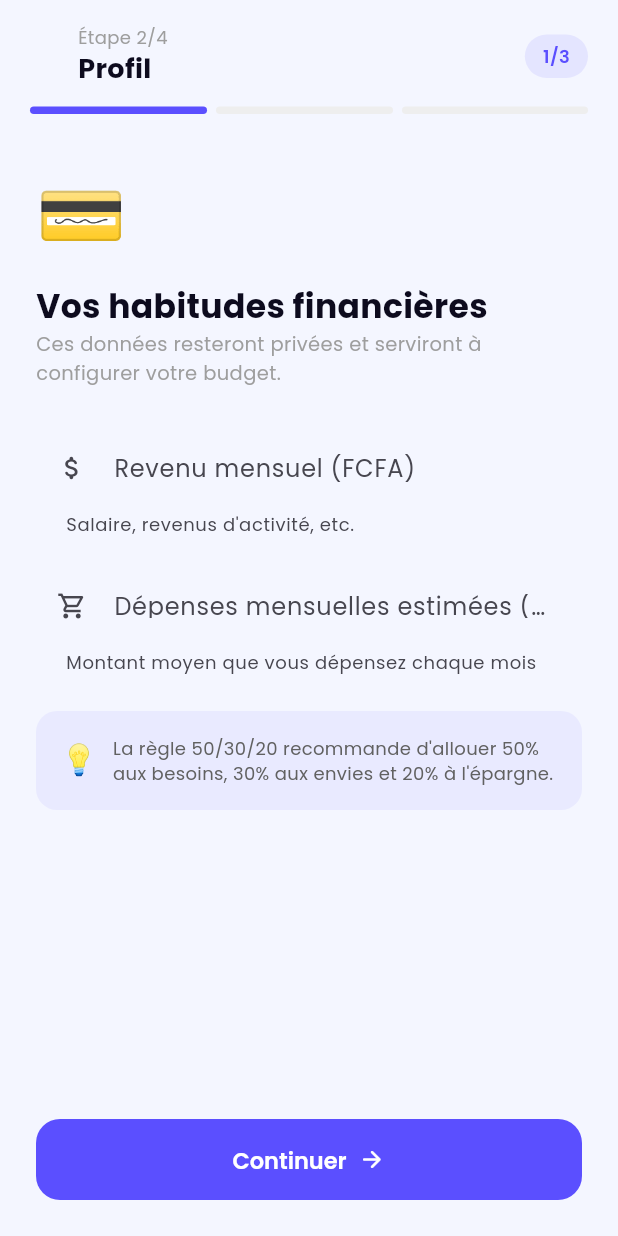
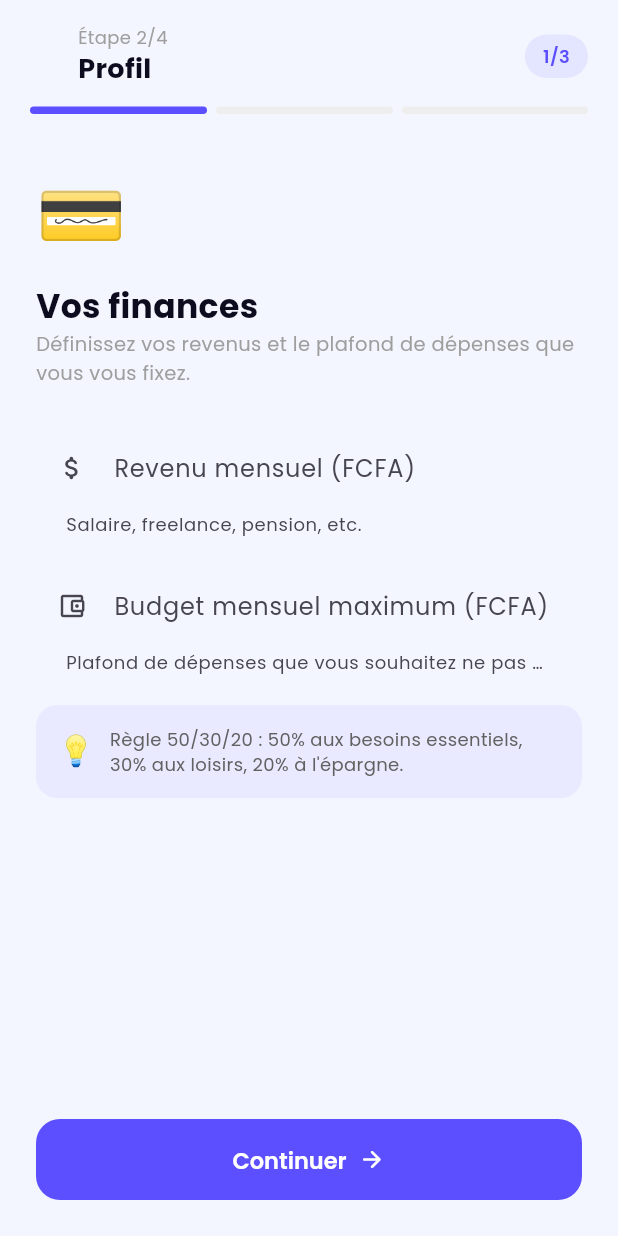
Before and after one commit to FAZZIOMOREIRA/SpendUp, a Flutter app: the OnboardingScreen screen opened directly with empty values, swiped to page 2, on a phone screen of 412 x 824 dp. Run offline on Flutter 3.47's test engine with Material 3 defaults, Android fonts, the phone set to English and light mode, and no system bars; our stand-ins replace fl_chart, google_fonts, shared_preferences; accounts and stored records are empty.

Commit message:
Fix budget/balance confusion and improve transactions screen
- Rename onboarding field to "Budget mensuel maximum" (was "Dépenses estimées")
- Add real-time warning when budget > income during onboarding
- Show savings potential when budget < income
- Cap budget limit at monthly income in initFromUser to prevent deficit setup
- Rewrite expenses screen as full "Transactions" view with income+expense filters
- Add expandable FAB with separate income/expense add buttons
- Fix day totals to show income (green +) and expenses (red -) separately

Co-Authored-By: Claude Sonnet 4.6 <noreply@anthropic.com>

```diff
--- a/lib/providers/budget_provider.dart
+++ b/lib/providers/budget_provider.dart
@@ -57,9 +57,14 @@ class BudgetProvider extends ChangeNotifier {
     if (saved != null) {
       _budget = saved;
     } else {
+      final double safeIncome = monthlyIncome > 0 ? monthlyIncome : 500000.0;
+      // Le budget ne peut pas dépasser les revenus
+      final safeLimit = monthlyLimit > 0
+          ? monthlyLimit.clamp(0.0, safeIncome).toDouble()
+          : safeIncome * 0.7;
       _budget = Budget(
-        monthlyIncome: monthlyIncome > 0 ? monthlyIncome : 500000,
-        monthlyLimit: monthlyLimit > 0 ? monthlyLimit : monthlyIncome * 0.7,
+        monthlyIncome: safeIncome,
+        monthlyLimit: safeLimit,
       );
       await _storage.saveBudget(_budget);
     }
--- a/lib/screens/auth/onboarding_screen.dart
+++ b/lib/screens/auth/onboarding_screen.dart
@@ -319,6 +319,13 @@ class _OnboardingScreenState extends State<OnboardingScreen> {
   }
 
   Widget _buildStep2() {
+    final income = double.tryParse(_incomeCtrl.text.replaceAll(' ', '')) ?? 0;
+    final budget = double.tryParse(_expensesCtrl.text.replaceAll(' ', '')) ?? 0;
+    final budgetExceedsIncome = income > 0 && budget > income;
+    final budgetPct = income > 0 && budget > 0
+        ? ((budget / income) * 100).toStringAsFixed(0)
+        : null;
+
     return SingleChildScrollView(
       padding: const EdgeInsets.all(24),
       child: Column(
@@ -327,39 +334,97 @@ class _OnboardingScreenState extends State<OnboardingScreen> {
           const Text('💳', style: TextStyle(fontSize: 48)),
           const SizedBox(height: 12),
           Text(
-            'Vos habitudes financières',
+            'Vos finances',
             style: GoogleFonts.poppins(
                 fontSize: 22, fontWeight: FontWeight.w700),
           ),
           Text(
-            'Ces données resteront privées et serviront à configurer votre budget.',
+            'Définissez vos revenus et le plafond de dépenses que vous vous fixez.',
             style: TextStyle(color: Colors.grey.shade500, fontSize: 13),
           ),
           const SizedBox(height: 28),
           TextFormField(
             controller: _incomeCtrl,
             keyboardType: const TextInputType.numberWithOptions(decimal: true),
+            onChanged: (_) => setState(() {}),
             decoration: InputDecoration(
               labelText: 'Revenu mensuel ($kCurrency)',
-              prefixIcon:
-                  const Icon(Icons.attach_money_rounded, size: 20),
-              helperText: 'Salaire, revenus d\'activité, etc.',
+              prefixIcon: const Icon(Icons.attach_money_rounded, size: 20),
+              helperText: 'Salaire, freelance, pension, etc.',
             ),
           ),
           const SizedBox(height: 20),
           TextFormField(
             controller: _expensesCtrl,
             keyboardType: const TextInputType.numberWithOptions(decimal: true),
+            onChanged: (_) => setState(() {}),
             decoration: InputDecoration(
-              labelText: 'Dépenses mensuelles estimées ($kCurrency)',
-              prefixIcon:
-                  const Icon(Icons.shopping_cart_outlined, size: 20),
-              helperText: 'Montant moyen que vous dépensez chaque mois',
+              labelText: 'Budget mensuel maximum ($kCurrency)',
+              prefixIcon: const Icon(Icons.account_balance_wallet_outlined, size: 20),
+              helperText: 'Plafond de dépenses que vous souhaitez ne pas dépasser',
+              suffixText: budgetPct != null ? '$budgetPct% des revenus' : null,
+              suffixStyle: TextStyle(
+                color: budgetExceedsIncome
+                    ? const Color(0xFFFF3B5C)
+                    : const Color(0xFF00C6AE),
+                fontWeight: FontWeight.w600,
+                fontSize: 12,
+              ),
             ),
           ),
-          const SizedBox(height: 24),
+          if (budgetExceedsIncome) ...[
+            const SizedBox(height: 10),
+            Container(
+              padding: const EdgeInsets.all(12),
+              decoration: BoxDecoration(
+                color: const Color(0xFFFF3B5C).withOpacity(0.08),
+                borderRadius: BorderRadius.circular(12),
+                border: Border.all(
+                    color: const Color(0xFFFF3B5C).withOpacity(0.3)),
+              ),
+              child: Row(
+                children: [
+                  const Text('⚠️', style: TextStyle(fontSize: 18)),
+                  const SizedBox(width: 10),
+                  Expanded(
+                    child: Text(
+                      'Votre budget dépasse vos revenus. Pour éviter un déficit, fixez un budget ≤ ${_incomeCtrl.text} $kCurrency.',
+                      style: const TextStyle(
+                          color: Color(0xFFFF3B5C), fontSize: 12),
+                    ),
+                  ),
+                ],
+              ),
+            ),
+          ],
+          if (!budgetExceedsIncome && income > 0 && budget > 0) ...[
+            const SizedBox(height: 10),
+            Container(
+              padding: const EdgeInsets.all(12),
+              decoration: BoxDecoration(
+                color: const Color(0xFF00C6AE).withOpacity(0.08),
+                borderRadius: BorderRadius.circular(12),
+                border: Border.all(
+                    color: const Color(0xFF00C6AE).withOpacity(0.3)),
+              ),
+              child: Row(
+                children: [
+                  const Text('✅', style: TextStyle(fontSize: 18)),
+                  const SizedBox(width: 10),
+                  Expanded(
+                    child: Text(
+                      'Épargne potentielle : ${(income - budget).toStringAsFixed(0)} $kCurrency/mois (${(((income - budget) / income) * 100).toStringAsFixed(0)}% de vos revenus).',
+                      style: const TextStyle(
+                          color: Color(0xFF00C6AE), fontSize: 12),
+                    ),
+                  ),
+                ],
+              ),
+            ),
+          ],
+          const SizedBox(height: 20),
           Container(
-            padding: const EdgeInsets.all(16),
+            padding: const EdgeInsets.all(14),
             decoration: BoxDecoration(
               color: const Color(0xFF5B4FFF).withOpacity(0.07),
               borderRadius: BorderRadius.circular(14),
@@ -370,11 +435,9 @@ class _OnboardingScreenState extends State<OnboardingScreen> {
                 const SizedBox(width: 10),
                 Expanded(
                   child: Text(
-                    'La règle 50/30/20 recommande d\'allouer 50% aux besoins, 30% aux envies et 20% à l\'épargne.',
+                    'Règle 50/30/20 : 50% aux besoins essentiels, 30% aux loisirs, 20% à l\'épargne.',
                     style: TextStyle(
-                      color: Colors.grey.shade700,
-                      fontSize: 12,
-                    ),
+                        color: Colors.grey.shade700, fontSize: 12),
                   ),
                 ),
               ],
```
